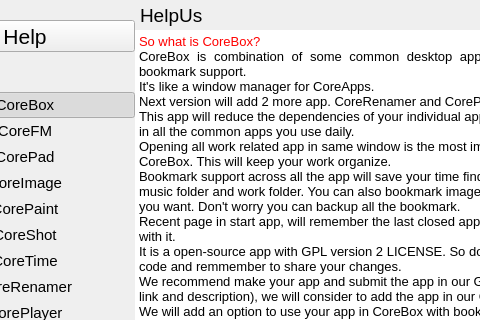
This is help.ui in rahmanshaber/help as Qt 5 draws it before an edit; both pictures show x 95 to 575 and y 0 to 320 of the 748 by 598 pixel window. The edited form follows.
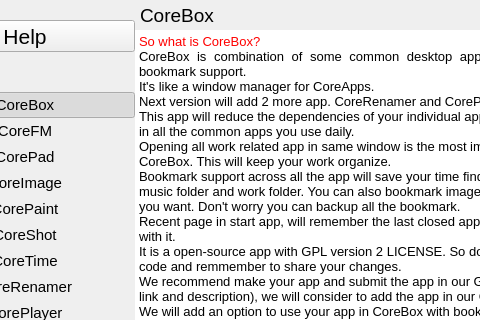
This is the edited form. Icons and pictures are not drawn.

Commit message: fixed window title

Diff of the .ui file:
```diff
--- a/help.ui
+++ b/help.ui
@@ -1108,7 +1108,7 @@
          </font>
         </property>
         <property name="text">
-         <string>HelpUs</string>
+         <string>CoreBox</string>
         </property>
        </widget>
       </item>
```
The commit also changes 1 other file.
